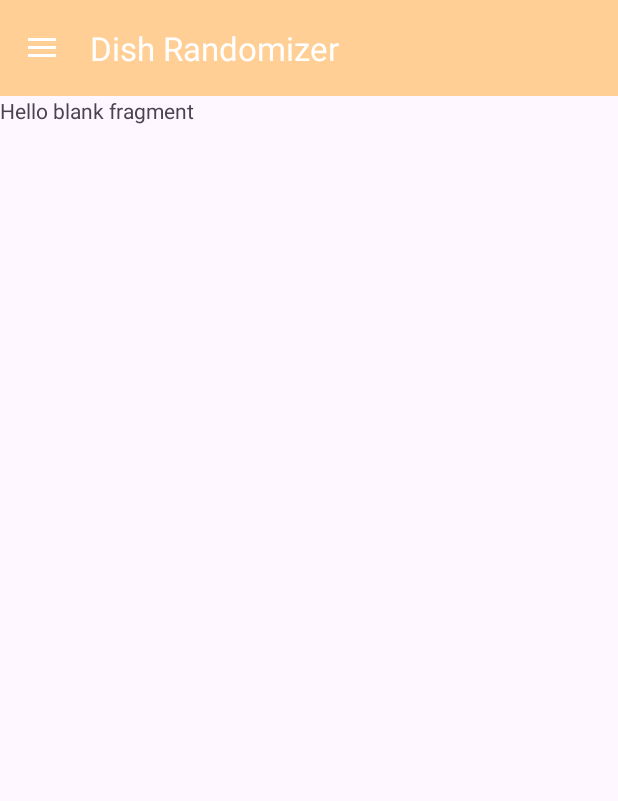
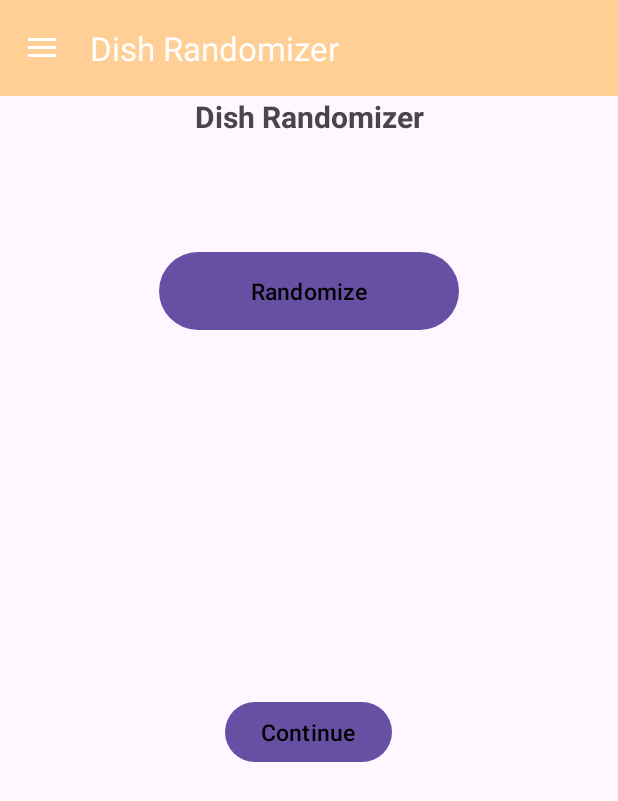
Before and after one commit to Juliusramos/Final, an Android app: the screen it shows after launch (MainActivity), in the side drawer, after a tap on "Dish Randomizer", on a phone screen of 412 x 824 dp. Shown: the top 801 px of the screen. Run offline under Robolectric (Android 15) with nearby library versions, the phone set to English and light mode, and no system bars.

Commit message:
Dish randomizer TEST

```diff
--- a/app/src/main/java/com/firstapp/loginactivity/nav_fragments/DishRandomizerFragment.kt
+++ b/app/src/main/java/com/firstapp/loginactivity/nav_fragments/DishRandomizerFragment.kt
@@ -1,60 +1,52 @@
 package com.firstapp.loginactivity.nav_fragments
 
 import android.os.Bundle
+import kotlin.random.Random
 import androidx.fragment.app.Fragment
 import android.view.LayoutInflater
 import android.view.View
 import android.view.ViewGroup
+import android.widget.Button
+import android.widget.ImageView
 import com.firstapp.loginactivity.R
 
 // TODO: Rename parameter arguments, choose names that match
-// the fragment initialization parameters, e.g. ARG_ITEM_NUMBER
+//the fragment initialization parameters, e.g. ARG_ITEM_NUMBER
 private const val ARG_PARAM1 = "param1"
 private const val ARG_PARAM2 = "param2"
 
-/**
- * A simple [Fragment] subclass.
- * Use the [DishRandomizerFragment.newInstance] factory method to
- * create an instance of this fragment.
- */
 class DishRandomizerFragment : Fragment() {
     // TODO: Rename and change types of parameters
     private var param1: String? = null
     private var param2: String? = null
+    private lateinit var imageView: ImageView
+    private lateinit var rdmButton: Button
+    val foodImages: IntArray = intArrayOf(
+        R.drawable.adobochicken,
+        R.drawable.adobopork,
+        R.drawable.sisigpork
+    )
+    override fun onCreateView(
+        inflater: LayoutInflater, container: ViewGroup?,
+        savedInstanceState: Bundle?
+    ): View {
+        // Inflate the layout for this fragment
+        val root = inflater.inflate(R.layout.fragment_dish_randomizer, container, false)
 
-    override fun onCreate(savedInstanceState: Bundle?) {
-        super.onCreate(savedInstanceState)
-        arguments?.let {
-            param1 = it.getString(ARG_PARAM1)
-            param2 = it.getString(ARG_PARAM2)
+        imageView = root.findViewById(R.id.imageView)
+        rdmButton = root.findViewById(R.id.rdmButton)
+
+        imageSource()
+
+        return root
+    }
+
+    private fun imageSource() {
+        rdmButton.setOnClickListener {
+            val random = Random
+            val randomImageResource = foodImages[random.nextInt(foodImages.size)]
+            imageView.setImageResource(randomImageResource)
         }
     }
 
-    override fun onCreateView(
-        inflater: LayoutInflater, container: ViewGroup?,
-        savedInstanceState: Bundle?
-    ): View? {
-        // Inflate the layout for this fragment
-        return inflater.inflate(R.layout.fragment_dish_randomizer, container, false)
-    }
-
-    companion object {
-        /**
-         * Use this factory method to create a new instance of
-         * this fragment using the provided parameters.
-         *
-         * @param param1 Parameter 1.
-         * @param param2 Parameter 2.
-         * @return A new instance of fragment DishRandomizerFragment.
-         */
-        // TODO: Rename and change types and number of parameters
-        @JvmStatic
-        fun newInstance(param1: String, param2: String) =
-            DishRandomizerFragment().apply {
-                arguments = Bundle().apply {
-                    putString(ARG_PARAM1, param1)
-                    putString(ARG_PARAM2, param2)
-                }
-            }
-    }
 }
--- a/app/src/main/res/layout/fragment_dish_randomizer.xml
+++ b/app/src/main/res/layout/fragment_dish_randomizer.xml
@@ -1,14 +1,54 @@
 <?xml version="1.0" encoding="utf-8"?>
 <FrameLayout xmlns:android="http://schemas.android.com/apk/res/android"
+    xmlns:app="http://schemas.android.com/apk/res-auto"
     xmlns:tools="http://schemas.android.com/tools"
     android:layout_width="match_parent"
     android:layout_height="match_parent"
+    android:layout_gravity="center"
+    android:orientation="vertical"
     tools:context=".nav_fragments.DishRandomizerFragment">
 
-    <!-- TODO: Update blank fragment layout -->
     <TextView
+        android:id="@+id/textView"
         android:layout_width="match_parent"
         android:layout_height="match_parent"
-        android:text="@string/hello_blank_fragment" />
+        android:text="Dish Randomizer"
+        android:textAlignment="center"
+        android:textSize="20sp"
+        android:textStyle="bold" />
+
+    <Button
+        android:id="@+id/rdmButton"
+        android:textAlignment="center"
+        android:layout_width="200dp"
+        android:layout_height="60dp"
+        android:text="Randomize"
+        android:layout_marginTop="100dp"
+        android:layout_gravity="center_horizontal"
+        android:textAllCaps="false"
+        android:textColor="#000000"
+        android:textSize="15sp"/>
+
+    <ImageView
+        android:id="@+id/imageView"
+        android:layout_width="300dp"
+        android:layout_height="200dp"
+        android:layout_marginStart="55dp"
+        android:layout_marginTop="180dp"
+        android:layout_marginEnd="100dp"
+        android:layout_marginBottom="30dp" />
+
+    <Button
+        android:id="@+id/continueButton"
+        android:layout_width="wrap_content"
+        android:layout_height="wrap_content"
+        android:text="Continue"
+        android:layout_marginTop="400dp"
+        android:layout_gravity="center_horizontal"
+        android:textAllCaps="false"
+        android:textColor="#000000"
+        android:textSize="15sp"
+        />
+
 
 </FrameLayout>
```
Also changed, not shown: app/src/main/res/drawable/adobochicken.jpg (added), 2 other files.
